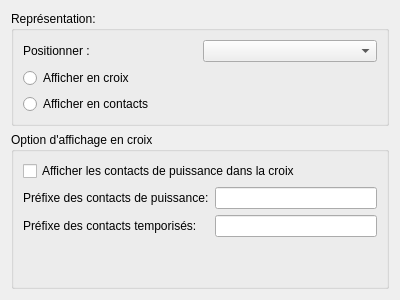
First picture: the form in sources/ui/xrefpropertieswidget.ui, repository qelectrotech/qelectrotech-source-mirror, before the edit.
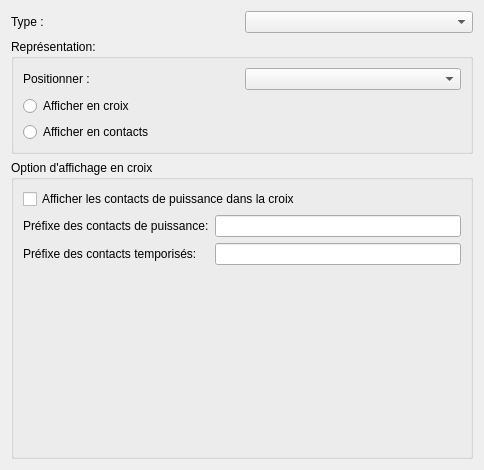
Second picture: the form after the edit.

Commit message: xref properties widget: user can define the behavior of xref for coil and protection. They don't work now with official collection, because we must to update the information of element (type coil or protection). You can test it by creating new master element (dont forget to define the master type, coil or protection).

What changed in the file:
```diff
--- a/sources/ui/xrefpropertieswidget.ui
+++ b/sources/ui/xrefpropertieswidget.ui
@@ -6,14 +6,28 @@
    <rect>
     <x>0</x>
     <y>0</y>
-    <width>400</width>
-    <height>300</height>
+    <width>484</width>
+    <height>470</height>
    </rect>
   </property>
   <property name="windowTitle">
    <string>Form</string>
   </property>
   <layout class="QVBoxLayout" name="verticalLayout">
+   <item>
+    <layout class="QHBoxLayout" name="horizontalLayout_2">
+     <item>
+      <widget class="QLabel" name="label_4">
+       <property name="text">
+        <string>Type :</string>
+       </property>
+      </widget>
+     </item>
+     <item>
+      <widget class="QComboBox" name="m_type_cb"/>
+     </item>
+    </layout>
+   </item>
    <item>
     <widget class="QGroupBox" name="m_display_gb">
      <property name="title">
```
The commit also changes 13 other files.
